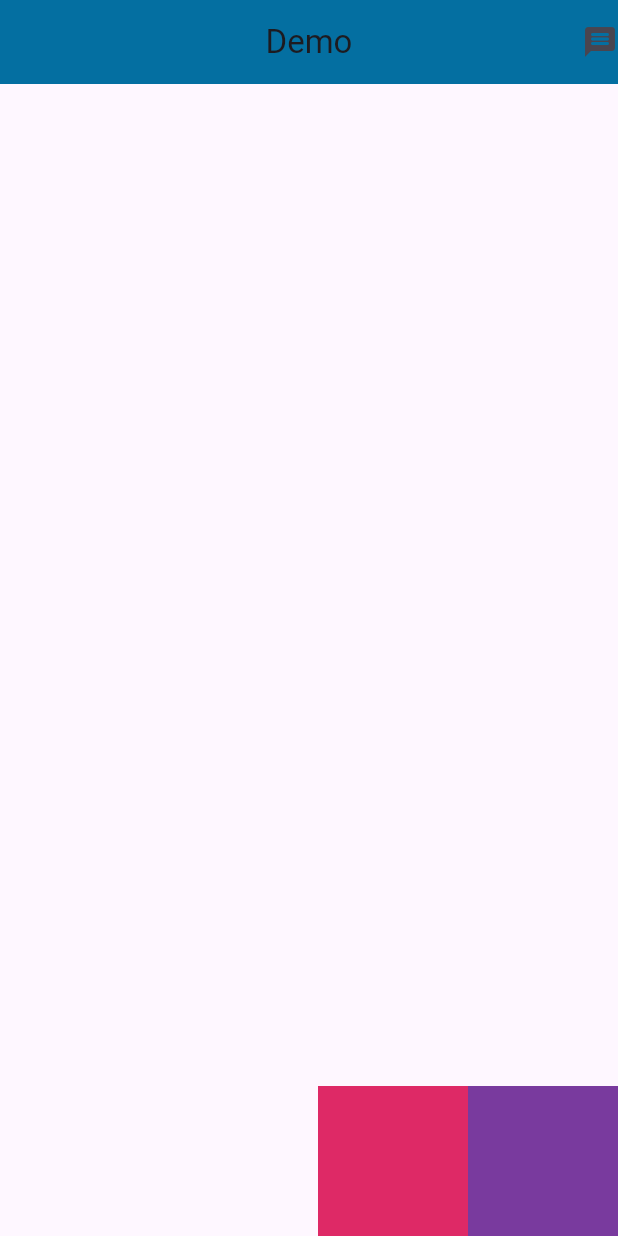
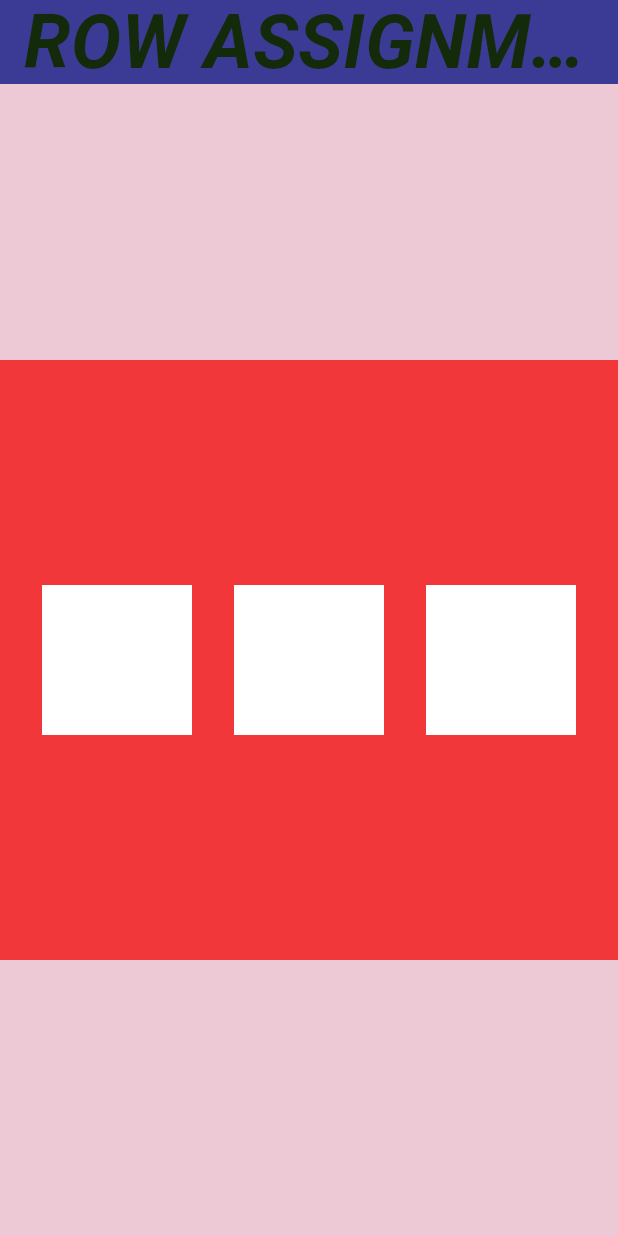
Before and after one commit to sakshisakunde/Codex_flutter, a Flutter app: the screen it shows after launch, on a phone screen of 412 x 824 dp. Run offline on Flutter 3.47's test engine with Material 3 defaults, Android fonts, the light colour scheme and no system bars; missing offline and left inert: dart:html.

Commit message:
Assignments 5 and 6

```diff
--- a/practical2/practical2/lib/Assignment4.dart
+++ b/practical2/practical2/lib/Assignment4.dart
@@ -5,7 +5,8 @@ class Assignment4 extends StatelessWidget {
 
   @override
   Widget build(BuildContext context) {
-    return Scaffold(appBar: AppBar(
+    return Scaffold(
+      appBar: AppBar(
         centerTitle: true,
         title: Text("Demo"),
           backgroundColor:Color.fromARGB(255, 4, 111, 161),
--- /dev/null
+++ b/practical2/practical2/lib/Assignment5.dart
@@ -0,0 +1,60 @@
+import 'dart:ui';
+
+import 'package:flutter/animation.dart';
+import 'package:flutter/cupertino.dart';
+import 'package:flutter/material.dart';
+import 'package:flutter/painting.dart';
+import 'package:flutter/rendering.dart';
+import 'package:flutter/services.dart';
+import 'package:flutter/widgets.dart';
+
+class Assignment5 extends StatelessWidget {
+  const Assignment5({super.key});
+
+  @override
+  Widget build(BuildContext context) {
+    return  Scaffold(
+      appBar: AppBar(
+        centerTitle:true,
+          title: const Text(style: TextStyle(color: Color.fromARGB(255, 19, 42, 11),fontStyle: FontStyle.italic,fontWeight: FontWeight.w600,fontSize: 50),"ROW ASSIGNMENT 5"),
+           backgroundColor: Color.fromARGB(255, 59, 59, 149),
+      ),
+
+      body: Container(
+    color: Color.fromARGB(184, 230, 183, 198),
+
+      child:Center(
+      child: Container(
+        color: Color.fromARGB(192, 243, 7, 7),
+        height: 400,
+        width: 500,
+
+        child : Row(
+        mainAxisAlignment: MainAxisAlignment.spaceEvenly,
+        crossAxisAlignment: CrossAxisAlignment.center,
+        children: [
+          Container(
+            height: 100,
+            width: 100,
+            color: Colors.white,
+          ),
+          Container(
+            height: 100,
+            width: 100,
+            color: Colors.white,
+          ),
+          Container(
+            height: 100,
+            width: 100,
+            color: Colors.white,
+          ),
+        ],
+      )
+
+      ),
+    ),
+     ),
+    );
+
+  }
+}
--- a/practical2/practical2/lib/main.dart
+++ b/practical2/practical2/lib/main.dart
@@ -3,6 +3,8 @@ import 'package:practical2/Assignment1.dart';
 import 'package:practical2/Assignment2.dart';
 import 'package:practical2/Assignment3.dart';
 import 'package:practical2/Assignment4.dart';
+import 'package:practical2/Assignment5.dart';
+import 'package:practical2/Assignment6.dart';
 
 void main() {
   runApp(const MyApp());
@@ -16,7 +18,8 @@ class MyApp extends StatelessWidget {
   Widget build(BuildContext context) {
     return MaterialApp(
       debugShowCheckedModeBanner: false,
-      home: Assignment4(
+      home: Assignment5(
+
 
       ),
     );
```
Also changed, not shown: practical2/practical2/lib/Assignment6.dart (added, +90 -0 lines).
